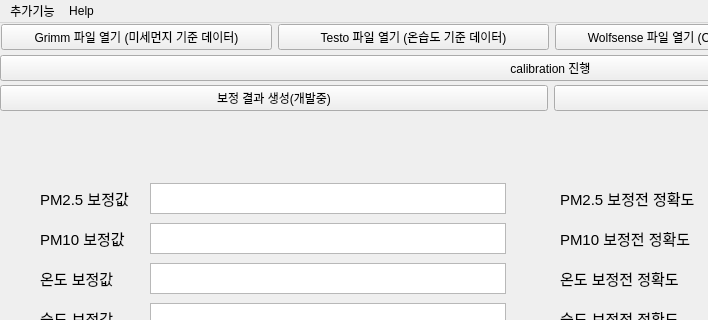
leekyueun/AircokDataManager, file src/ui/aircok_cal_ui.ui: the form before one commit; both pictures show x 0 to 708 and y 0 to 320 of the 1104 by 625 pixel window.
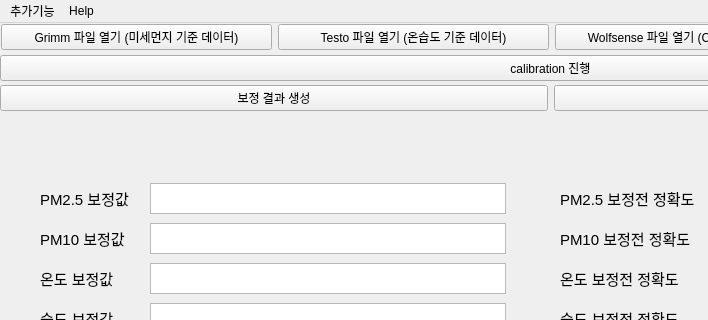
The form after the commit.

Patch:
```diff
--- a/src/ui/aircok_cal_ui.ui
+++ b/src/ui/aircok_cal_ui.ui
@@ -683,7 +683,7 @@
      <item>
       <widget class="QPushButton" name="result_button">
        <property name="text">
-        <string>보정 결과 생성(개발중)</string>
+        <string>보정 결과 생성</string>
        </property>
       </widget>
      </item>
```
